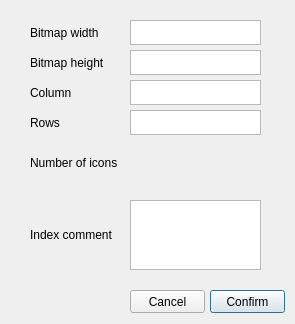
First picture: the form in settingswindow.ui, repository ArturRog/PhotoIndex, before the edit.
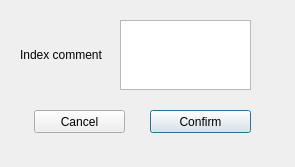
Second picture: the form after the edit.

Commit message: Poprawiony algorytm do tworzenia bitmap, usuniete zbedne elementy z UI settings - nalezy jeszcze popsrzatac pliki .h i .cpp, poprawione wyswietlania bitmapy - wszystkie wymagania podstawowe zrealizowane, zapis bitmapy i wyslanie na drukarke dziala tylko dla aktualnie przegladanej strony

```diff
--- a/settingswindow.ui
+++ b/settingswindow.ui
@@ -7,44 +7,18 @@
     <x>0</x>
     <y>0</y>
     <width>295</width>
-    <height>324</height>
+    <height>167</height>
    </rect>
   </property>
   <property name="windowTitle">
    <string>Dialog</string>
   </property>
-  <widget class="QLabel" name="label">
-   <property name="geometry">
-    <rect>
-     <x>30</x>
-     <y>20</y>
-     <width>91</width>
-     <height>25</height>
-    </rect>
-   </property>
-   <property name="text">
-    <string>Bitmap width</string>
-   </property>
-   <property name="wordWrap">
-    <bool>false</bool>
-   </property>
-  </widget>
-  <widget class="QTextEdit" name="textEdit">
-   <property name="geometry">
-    <rect>
-     <x>130</x>
-     <y>20</y>
-     <width>131</width>
-     <height>25</height>
-    </rect>
-   </property>
-  </widget>
   <widget class="QPushButton" name="pushButton">
    <property name="geometry">
     <rect>
-     <x>210</x>
-     <y>290</y>
-     <width>75</width>
+     <x>150</x>
+     <y>110</y>
+     <width>101</width>
      <height>23</height>
     </rect>
    </property>
@@ -55,9 +29,9 @@
   <widget class="QPushButton" name="pushButton_2">
    <property name="geometry">
     <rect>
-     <x>130</x>
-     <y>290</y>
-     <width>75</width>
+     <x>34</x>
+     <y>110</y>
+     <width>91</width>
      <height>23</height>
     </rect>
    </property>
@@ -65,63 +39,11 @@
     <string>Cancel</string>
    </property>
   </widget>
-  <widget class="QLabel" name="label_2">
-   <property name="geometry">
-    <rect>
-     <x>30</x>
-     <y>50</y>
-     <width>91</width>
-     <height>25</height>
-    </rect>
-   </property>
-   <property name="text">
-    <string>Bitmap height</string>
-   </property>
-   <property name="wordWrap">
-    <bool>false</bool>
-   </property>
-  </widget>
-  <widget class="QTextEdit" name="textEdit_2">
-   <property name="geometry">
-    <rect>
-     <x>130</x>
-     <y>50</y>
-     <width>131</width>
-     <height>25</height>
-    </rect>
-   </property>
-  </widget>
-  <widget class="QLabel" name="label_3">
-   <property name="geometry">
-    <rect>
-     <x>30</x>
-     <y>80</y>
-     <width>91</width>
-     <height>25</height>
-    </rect>
-   </property>
-   <property name="text">
-    <string>Column</string>
-   </property>
-   <property name="wordWrap">
-    <bool>false</bool>
-   </property>
-  </widget>
-  <widget class="QTextEdit" name="textEdit_3">
-   <property name="geometry">
-    <rect>
-     <x>130</x>
-     <y>80</y>
-     <width>131</width>
-     <height>25</height>
-    </rect>
-   </property>
-  </widget>
   <widget class="QLabel" name="label_4">
    <property name="geometry">
     <rect>
-     <x>30</x>
-     <y>200</y>
+     <x>20</x>
+     <y>20</y>
      <width>91</width>
      <height>70</height>
     </rect>
@@ -136,71 +58,13 @@
   <widget class="QTextEdit" name="textEdit_4">
    <property name="geometry">
     <rect>
-     <x>130</x>
-     <y>200</y>
+     <x>120</x>
+     <y>20</y>
      <width>131</width>
      <height>70</height>
     </rect>
    </property>
   </widget>
-  <widget class="QLabel" name="label_5">
-   <property name="geometry">
-    <rect>
-     <x>30</x>
-     <y>110</y>
-     <width>91</width>
-     <height>25</height>
-    </rect>
-   </property>
-   <property name="text">
-    <string>Rows</string>
-   </property>
-   <property name="wordWrap">
-    <bool>false</bool>
-   </property>
-  </widget>
-  <widget class="QTextEdit" name="textEdit_5">
-   <property name="geometry">
-    <rect>
-     <x>130</x>
-     <y>110</y>
-     <width>131</width>
-     <height>25</height>
-    </rect>
-   </property>
-  </widget>
-  <widget class="QLabel" name="label_6">
-   <property name="geometry">
-    <rect>
-     <x>30</x>
-     <y>150</y>
-     <width>91</width>
-     <height>25</height>
-    </rect>
-   </property>
-   <property name="text">
-    <string>Number of icons</string>
-   </property>
-   <property name="wordWrap">
-    <bool>false</bool>
-   </property>
-  </widget>
-  <widget class="QLabel" name="label_7">
-   <property name="geometry">
-    <rect>
-     <x>130</x>
-     <y>150</y>
-     <width>91</width>
-     <height>25</height>
-    </rect>
-   </property>
-   <property name="text">
-    <string/>
-   </property>
-   <property name="wordWrap">
-    <bool>false</bool>
-   </property>
-  </widget>
  </widget>
  <resources/>
  <connections/>
```
The commit also changes 5 other files.
